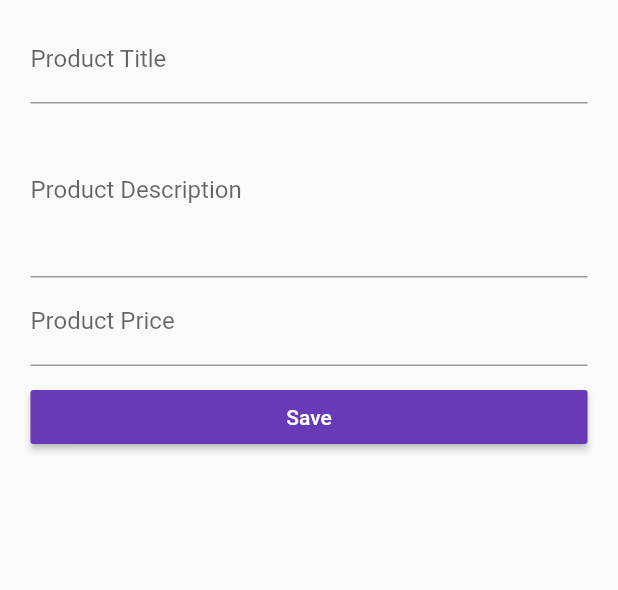
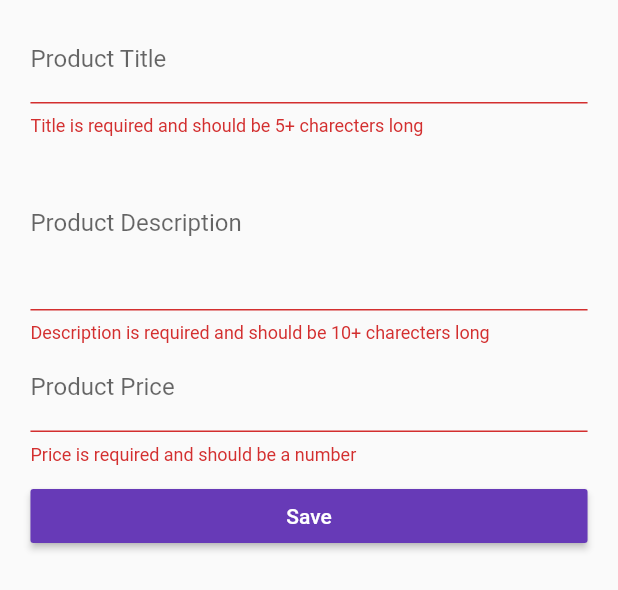
Before and after one commit to Dev-Anan/flutter_app_test, a Flutter app: the ProductCreatePage widget shown alone on an empty page, opened directly with empty values, after a tap on "Save", on a phone screen of 412 x 824 dp. Shown: the top 590 px of the screen. Run offline on Flutter 3.47's test engine with Material 2 defaults, Android fonts, the light colour scheme and no system bars.

Commit message:
submiting data

```diff
--- a/lib/main.dart
+++ b/lib/main.dart
@@ -37,6 +37,7 @@ class _MyAppState extends State<MyApp> {
         brightness: Brightness.light,
         primarySwatch: Colors.deepOrange,
         accentColor: Colors.deepPurple,
+        buttonColor: Colors.deepPurple
       ),
       routes: {
         '/': (BuildContext context) => AuthPage(),
--- a/lib/pages/auth.dart
+++ b/lib/pages/auth.dart
@@ -93,7 +93,6 @@ class _AuthPageState extends State<AuthPage> {
                     height: 10.0,
                   ),
                   RaisedButton(
-                    color: Theme.of(context).primaryColor,
                     textColor: Colors.white,
                     child: Text('LOGIN'),
                     onPressed: _submitForm,
--- a/lib/pages/product_create.dart
+++ b/lib/pages/product_create.dart
@@ -12,64 +12,81 @@ class ProductCreatePage extends StatefulWidget {
 }
 
 class _ProductCreatePageState extends State<ProductCreatePage> {
-  String _titleValue = '';
-  String _descriptionValue = '';
-  double _priceValue;
+  final Map<String, dynamic> _formData = {
+    'title': null,
+    'description': null,
+    'price': null,
+    'image': 'assets/car.jpg'
+  };
+  final GlobalKey<FormState> _formKey = GlobalKey<FormState>();
 
   Widget _buildTitleTextField() {
-    return TextField(
+    return TextFormField(
       decoration: InputDecoration(labelText: 'Product Title'),
-      onChanged: (String value) {
-        setState(() {
-          _titleValue = value;
-        });
+      validator: (String value) {
+        if (value.isEmpty || value.length < 5) {
+          return 'Title is required and should be 5+ charecters long';
+        }
+      },
+      onSaved: (String value) {
+        _formData['title'] = value;
       },
     );
   }
 
   Widget _buildDescriptionTextField() {
-    return TextField(
+    return TextFormField(
       maxLines: 4,
       decoration: InputDecoration(labelText: 'Product Description'),
-      onChanged: (String value) {
-        setState(() {
-          _descriptionValue = value;
-        });
+      validator: (String value) {
+        if (value.isEmpty || value.length < 10) {
+          return 'Description is required and should be 10+ charecters long';
+        }
+      },
+      onSaved: (String value) {
+        _formData['description'] = value;
       },
     );
   }
 
   Widget _buildPriceTextField() {
-    return TextField(
+    return TextFormField(
         decoration: InputDecoration(labelText: 'Product Price'),
-      onChanged: (String value) {
-        setState(() {
-          _priceValue = double.parse(value);
+        validator: (String value) {
+          if (value.isEmpty ||
+              !RegExp(r'^(?:[1-9]\d*|0)?(?:[.,]\d+)?$').hasMatch(value)) {
+            return 'Price is required and should be a number';
+          }
+        },
+        onSaved: (String value) {
+          _formData['price'] = double.parse(value);
         });
-      },
-    );
   }
 
   void _submitForm() {
-    final Map<String, dynamic> product = {
-      'title': _titleValue,
-      'description': _descriptionValue,
-      'price': _priceValue,
-      'image': 'assets/car.jpg'
-    };
-    widget.addProduct(product);
+    if (!_formKey.currentState.validate()) {
+      return;
+    }
+    _formKey.currentState.save();
+    widget.addProduct(_formData);
     Navigator.pushReplacementNamed(context, '/products');
   }
 
   @override
   Widget build(BuildContext context) {
     final double deviceWidth = MediaQuery.of(context).size.width;
-    final double targetWidth = deviceWidth > 550.0 ? 500.0 :  deviceWidth * 0.95;
+    final double targetWidth = deviceWidth > 550.0 ? 500.0 : deviceWidth * 0.95;
     final double targetPadding = deviceWidth - targetWidth;
-    return Container(
+    return GestureDetector(
+      onTap: () {
+        FocusScope.of(context).requestFocus(FocusNode());
+      },
+      child: Container(
         margin: EdgeInsets.all(10.0),
+        child: Form(
+          key: _formKey,
           child: ListView(
-          padding: EdgeInsets.symmetric(horizontal: targetPadding /2),
+            padding: EdgeInsets.symmetric(horizontal: targetPadding / 2),
             children: <Widget>[
               _buildTitleTextField(),
               _buildDescriptionTextField(),
@@ -77,11 +94,21 @@ class _ProductCreatePageState extends State<ProductCreatePage> {
               SizedBox(height: 10.0),
               RaisedButton(
                 child: Text('Save'),
-              color: Theme.of(context).accentColor,
                 textColor: Colors.white,
                 onPressed: _submitForm,
-            )
+              ),
+              // GestureDetector(
+              //   onTap: _submitForm,
+              //   child: Container(
+              //     color: Colors.green,
+              //     padding: EdgeInsets.all(5.0),
+              //     child: Text('My Button'),
+              //   ),
+              // ),
             ],
-        ));
+          ),
+        ),
+      ),
+    );
   }
 }
```
Also changed, not shown: lib/pages/product.dart (+6 -34 lines). Lines whose indentation alone changed are shown as unchanged.
